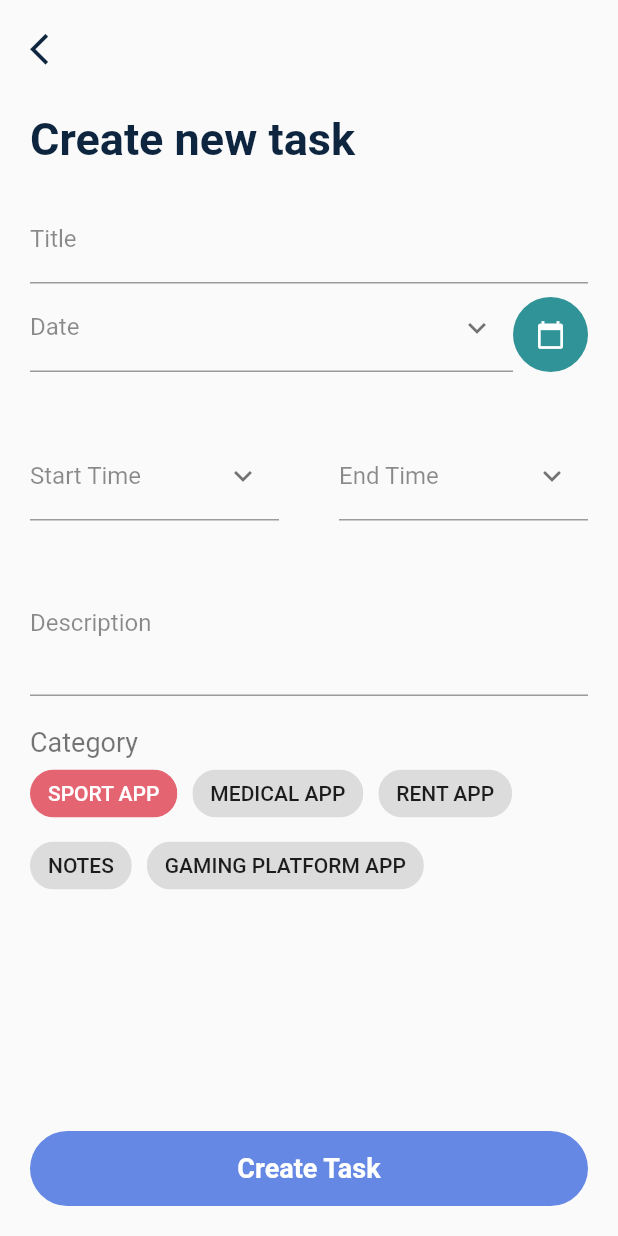
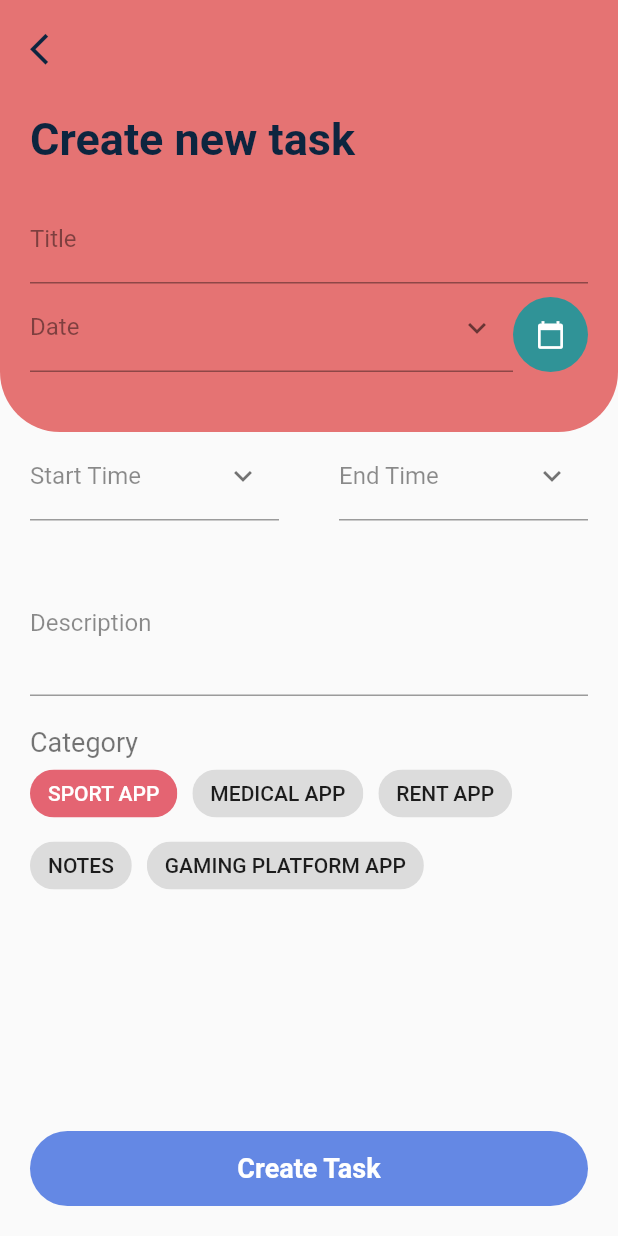
Before and after one commit to ndalyanlar/hemsirem, a Flutter app: the CreateNewTaskPage screen opened directly, on a phone screen of 412 x 824 dp. Run offline on Flutter 3.47's test engine with Material 2 defaults, Android fonts, the phone set to English and light mode, and no system bars; our stand-ins replace cloud_firestore, firebase_auth, firebase_core, flutter_riverpod, percent_indicator; missing offline and left inert: cloud_firestore_web, firebase_auth_web, firebase_core_web; accounts and stored records are empty; Roboto replaces fonts that are missing (Poppins).

Commit message:
quick fix

```diff
--- a/lib/Theme/colors/light_colors.dart
+++ b/lib/Theme/colors/light_colors.dart
@@ -6,6 +6,9 @@ class LightColors {
   static const Color kLightYellow2 = Color(0xFFFFE4C7);
   static const Color kDarkYellow = Color(0xFFF9BE7C);
   static const Color kPalePink = Color(0xFFFED4D6);
+  static Color kLightRed4 = Colors.red.shade400;
+  static Color kLightRed3 = Colors.red.shade300;
+  static Color kLightRed2 = Colors.red.shade200;
 
   static const Color kRed = Color(0xFFE46472);
   static const Color kLavender = Color(0xFFD5E4FE);
```
